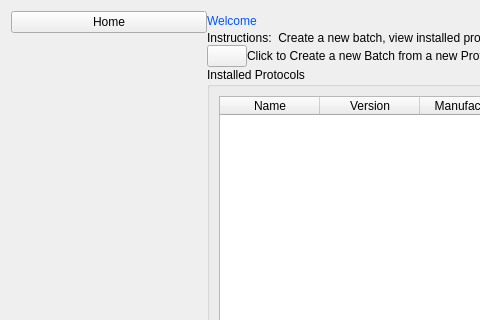
Before: the Qt Designer form UIModular/MainWindow/FunctionWidget/HomeWidget/HomeWidgetUI.ui in EddyXieFalcon/ColorAnalyst, drawn with Qt 5; both pictures show x 0 to 480 and y 0 to 320 of the 1200 by 693 pixel window.
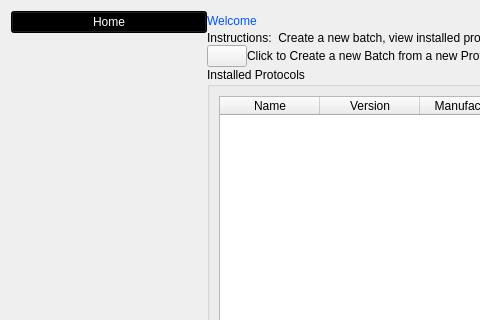
After: the same form once the commit is applied.

Patch:
```diff
--- a/UIModular/MainWindow/FunctionWidget/HomeWidget/HomeWidgetUI.ui
+++ b/UIModular/MainWindow/FunctionWidget/HomeWidget/HomeWidgetUI.ui
@@ -37,6 +37,127 @@
       </property>
       <item>
        <widget class="QPushButton" name="pushButtonHome">
+        <property name="palette">
+         <palette>
+          <active>
+           <colorrole role="Button">
+            <brush brushstyle="SolidPattern">
+             <color alpha="255">
+              <red>0</red>
+              <green>0</green>
+              <blue>0</blue>
+             </color>
+            </brush>
+           </colorrole>
+           <colorrole role="ButtonText">
+            <brush brushstyle="SolidPattern">
+             <color alpha="255">
+              <red>255</red>
+              <green>255</green>
+              <blue>255</blue>
+             </color>
+            </brush>
+           </colorrole>
+           <colorrole role="Base">
+            <brush brushstyle="SolidPattern">
+             <color alpha="255">
+              <red>0</red>
+              <green>0</green>
+              <blue>0</blue>
+             </color>
+            </brush>
+           </colorrole>
+           <colorrole role="Window">
+            <brush brushstyle="SolidPattern">
+             <color alpha="255">
+              <red>0</red>
+              <green>0</green>
+              <blue>0</blue>
+             </color>
+            </brush>
+           </colorrole>
+          </active>
+          <inactive>
+           <colorrole role="Button">
+            <brush brushstyle="SolidPattern">
+             <color alpha="255">
+              <red>0</red>
+              <green>0</green>
+              <blue>0</blue>
+             </color>
+            </brush>
+           </colorrole>
+           <colorrole role="ButtonText">
+            <brush brushstyle="SolidPattern">
+             <color alpha="255">
+              <red>255</red>
+              <green>255</green>
+              <blue>255</blue>
+             </color>
+            </brush>
+           </colorrole>
+           <colorrole role="Base">
+            <brush brushstyle="SolidPattern">
+             <color alpha="255">
+              <red>0</red>
+              <green>0</green>
+              <blue>0</blue>
+             </color>
+            </brush>
+           </colorrole>
+           <colorrole role="Window">
+            <brush brushstyle="SolidPattern">
+             <color alpha="255">
+              <red>0</red>
+              <green>0</green>
+              <blue>0</blue>
+             </color>
+            </brush>
+           </colorrole>
+          </inactive>
+          <disabled>
+           <colorrole role="Button">
+            <brush brushstyle="SolidPattern">
+             <color alpha="255">
+              <red>0</red>
+              <green>0</green>
+              <blue>0</blue>
+             </color>
+            </brush>
+           </colorrole>
+           <colorrole role="ButtonText">
+            <brush brushstyle="SolidPattern">
+             <color alpha="255">
+              <red>120</red>
+              <green>120</green>
+              <blue>120</blue>
+             </color>
+            </brush>
+           </colorrole>
+           <colorrole role="Base">
+            <brush brushstyle="SolidPattern">
+             <color alpha="255">
+              <red>0</red>
+              <green>0</green>
+              <blue>0</blue>
+             </color>
+            </brush>
+           </colorrole>
+           <colorrole role="Window">
+            <brush brushstyle="SolidPattern">
+             <color alpha="255">
+              <red>0</red>
+              <green>0</green>
+              <blue>0</blue>
+             </color>
+            </brush>
+           </colorrole>
+          </disabled>
+         </palette>
+        </property>
+        <property name="styleSheet">
+         <string notr="true">background-color:rgb(0, 0, 0)</string>
+        </property>
         <property name="text">
          <string>Home</string>
         </property>
```
